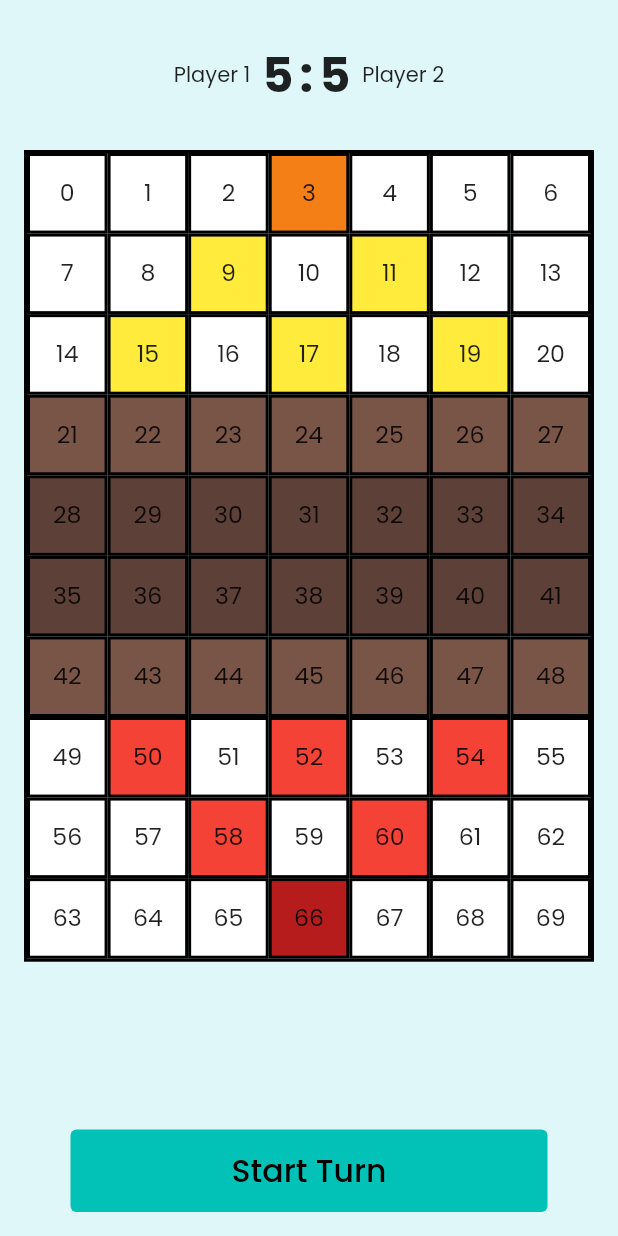
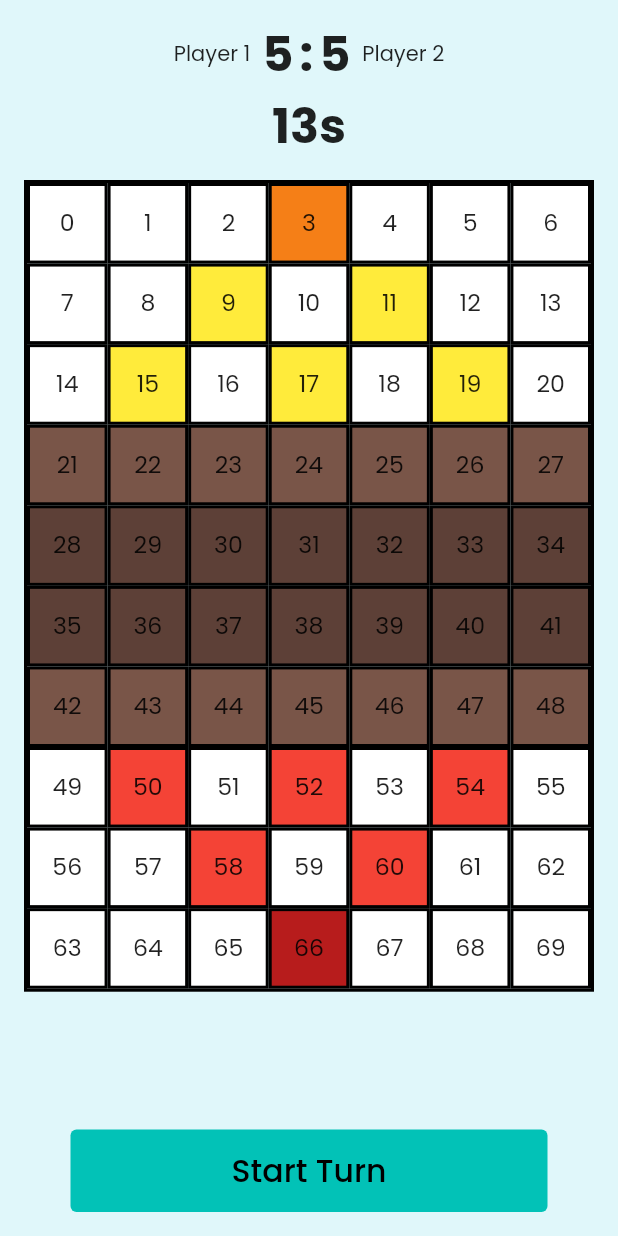
Before and after one commit to reAlpha39/chessbomb, a Flutter app: the GamePage screen opened by its route, after a tap on an icon or button, on a phone screen of 412 x 824 dp. Run offline on Flutter 3.47's test engine with Material 2 defaults, Android fonts, the phone set to English and light mode, and no system bars; drawn by our look-alikes of velocity_x; our stand-ins replace awesome_dialog, bloc, flutter_bloc, freezed_annotation, get_it, go_router and 2 more.

Commit message:
add per turn timer 15 second

```diff
--- a/lib/app/game/bloc/game_board/game_board_cubit.dart
+++ b/lib/app/game/bloc/game_board/game_board_cubit.dart
@@ -80,6 +80,7 @@ class GameBoardCubit extends Cubit<GameBoardState> {
       playerId = '1';
       enemyId = '2';
     }
+    _resetMovement();
     emit(GameBoardState.playerTurn(playerId));
   }
 
--- /dev/null
+++ b/lib/app/game/bloc/turn_timer/turn_timer_cubit.dart
@@ -0,0 +1,47 @@
+import 'package:bloc/bloc.dart';
+import 'package:freezed_annotation/freezed_annotation.dart';
+import 'package:injectable/injectable.dart';
+
+part 'turn_timer_state.dart';
+part 'turn_timer_cubit.freezed.dart';
+
+@injectable
+class TurnTimerCubit extends Cubit<TurnTimerState> {
+  TurnTimerCubit() : super(const TurnTimerState.initial());
+
+  int time = 15;
+  bool _stopRunningTimer = false;
+
+  void startTimer() async {
+    try {
+      bool _isStop = false;
+      for (int i = time; i >= 0; i--) {
+        emit(const TurnTimerState.loading());
+
+        await Future.delayed(const Duration(seconds: 1));
+        time = i;
+
+        // stop timer if user player ended the turn before timeout
+        if (_stopRunningTimer) {
+          _isStop = true;
+          _stopRunningTimer = false;
+          emit(const TurnTimerState.stopped());
+          break;
+        }
+
+        emit(const TurnTimerState.update());
+      }
+      if (!_isStop) {
+        emit(const TurnTimerState.timeOut());
+      }
+    } catch (_) {}
+  }
+
+  void resetTimer() {
+    time = 15;
+  }
+
+  void stopTimer() {
+    _stopRunningTimer = true;
+  }
+}
--- /dev/null
+++ b/lib/app/game/bloc/turn_timer/turn_timer_state.dart
@@ -0,0 +1,11 @@
+part of 'turn_timer_cubit.dart';
+
+@freezed
+class TurnTimerState with _$TurnTimerState {
+  const factory TurnTimerState.initial() = _Initial;
+  const factory TurnTimerState.loading() = _Loading;
+  const factory TurnTimerState.update() = _Update;
+  const factory TurnTimerState.reset() = _Reset;
+  const factory TurnTimerState.stopped() = _Stopped;
+  const factory TurnTimerState.timeOut() = _TimeOut;
+}
--- a/lib/app/game/pages/game_page.dart
+++ b/lib/app/game/pages/game_page.dart
@@ -2,8 +2,10 @@ import 'package:awesome_dialog/awesome_dialog.dart';
 import 'package:bombernyaa/app/game/bloc/game_board/game_board_cubit.dart';
 import 'package:bombernyaa/app/game/bloc/poin_counter/poin_counter_cubit.dart';
 import 'package:bombernyaa/app/game/bloc/roll_dice/roll_dice_cubit.dart';
+import 'package:bombernyaa/app/game/bloc/turn_timer/turn_timer_cubit.dart';
 import 'package:bombernyaa/app/game/widgets/game_board.dart';
 import 'package:bombernyaa/app/game/widgets/player_point.dart';
+import 'package:bombernyaa/app/game/widgets/turn_timer.dart';
 import 'package:bombernyaa/injection.dart';
 import 'package:bombernyaa/presentation/dialogs.dart';
 import 'package:flutter/material.dart';
@@ -26,6 +28,9 @@ class GamePage extends StatelessWidget {
         ),
         BlocProvider(
           create: (context) => getIt<PoinCounterCubit>(),
+        ),
+        BlocProvider(
+          create: (context) => getIt<TurnTimerCubit>()..startTimer(),
         ),
       ],
       child: const _GameLayout(),
@@ -56,6 +61,12 @@ class _GameLayout extends StatelessWidget {
             orElse: () => null,
           ),
         ),
+        BlocListener<TurnTimerCubit, TurnTimerState>(
+          listener: (context, state) => state.maybeWhen(
+            timeOut: () => context.read<GameBoardCubit>().changePlayerId(),
+            orElse: () => null,
+          ),
+        ),
         BlocListener<GameBoardCubit, GameBoardState>(
           listener: (context, state) => state.maybeWhen(
             error: () {
@@ -75,6 +86,15 @@ class _GameLayout extends StatelessWidget {
                     tempPoint: context.read<GameBoardCubit>().tempPoint,
                     tempScore: context.read<GameBoardCubit>().tempScore,
                     playerId: playerId,
+                  );
+              BlocProvider.of<TurnTimerCubit>(context).state.maybeWhen(
+                    timeOut: () => context.read<TurnTimerCubit>()
+                      ..resetTimer()
+                      ..startTimer(),
+                    orElse: () => context.read<TurnTimerCubit>()
+                      ..stopTimer()
+                      ..resetTimer()
+                      ..startTimer(),
                   );
               return context.read<GameBoardCubit>().resetTempPointAndScore();
             },
@@ -127,7 +147,9 @@ class _GameLayout extends StatelessWidget {
           ]),
         ),
         body: const VStack([
+          SizedBox(height: 12),
           PlayerPoint(),
+          TurnTimer(),
           GameBoard(),
         ]).px16(),
       ),
--- a/lib/app/game/widgets/player_point.dart
+++ b/lib/app/game/widgets/player_point.dart
@@ -11,14 +11,11 @@ class PlayerPoint extends StatelessWidget {
       children: [
         BlocBuilder<PoinCounterCubit, PoinCounterState>(
           builder: (context, state) {
-            return SizedBox(
-              height: 100,
-              width: MediaQuery.of(context).size.width,
-              child: Row(
+            return Row(
               mainAxisAlignment: MainAxisAlignment.center,
               children: [
                 const Padding(
-                    padding: EdgeInsets.all(8.0),
+                  padding: EdgeInsets.symmetric(horizontal: 8.0),
                   child: Text("Player 1"),
                 ),
                 Text(
@@ -29,7 +26,7 @@ class PlayerPoint extends StatelessWidget {
                   ),
                 ),
                 const Padding(
-                    padding: EdgeInsets.all(4.0),
+                  padding: EdgeInsets.symmetric(horizontal: 4.0),
                   child: Text(
                     ":",
                     style: TextStyle(
@@ -46,11 +43,10 @@ class PlayerPoint extends StatelessWidget {
                   ),
                 ),
                 const Padding(
-                    padding: EdgeInsets.all(8.0),
+                  padding: EdgeInsets.symmetric(horizontal: 8.0),
                   child: Text("Player 2"),
                 ),
               ],
-              ),
             );
           },
         ),
--- /dev/null
+++ b/lib/app/game/widgets/turn_timer.dart
@@ -0,0 +1,22 @@
+import 'package:bombernyaa/app/game/bloc/turn_timer/turn_timer_cubit.dart';
+import 'package:flutter/material.dart';
+import 'package:flutter_bloc/flutter_bloc.dart';
+import 'package:velocity_x/velocity_x.dart';
+
+class TurnTimer extends StatelessWidget {
+  const TurnTimer({Key? key}) : super(key: key);
+
+  @override
+  Widget build(BuildContext context) {
+    return BlocBuilder<TurnTimerCubit, TurnTimerState>(
+      builder: (context, state) {
+        return (context.read<TurnTimerCubit>().time.toString() + 's')
+            .text
+            .bold
+            .size(32)
+            .makeCentered()
+            .pOnly(bottom: 12);
+      },
+    );
+  }
+}
```
Also changed, not shown: lib/app/game/bloc/turn_timer/turn_timer_cubit.freezed.dart (added), lib/injection.config.dart. Lines whose indentation alone changed are shown as unchanged.
